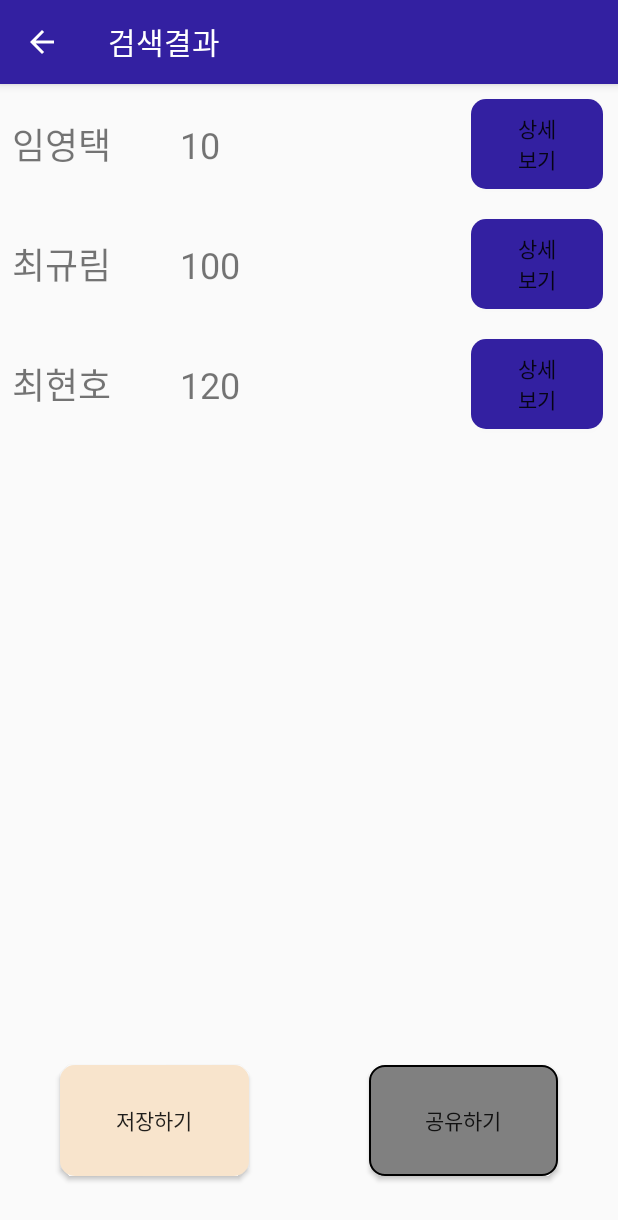
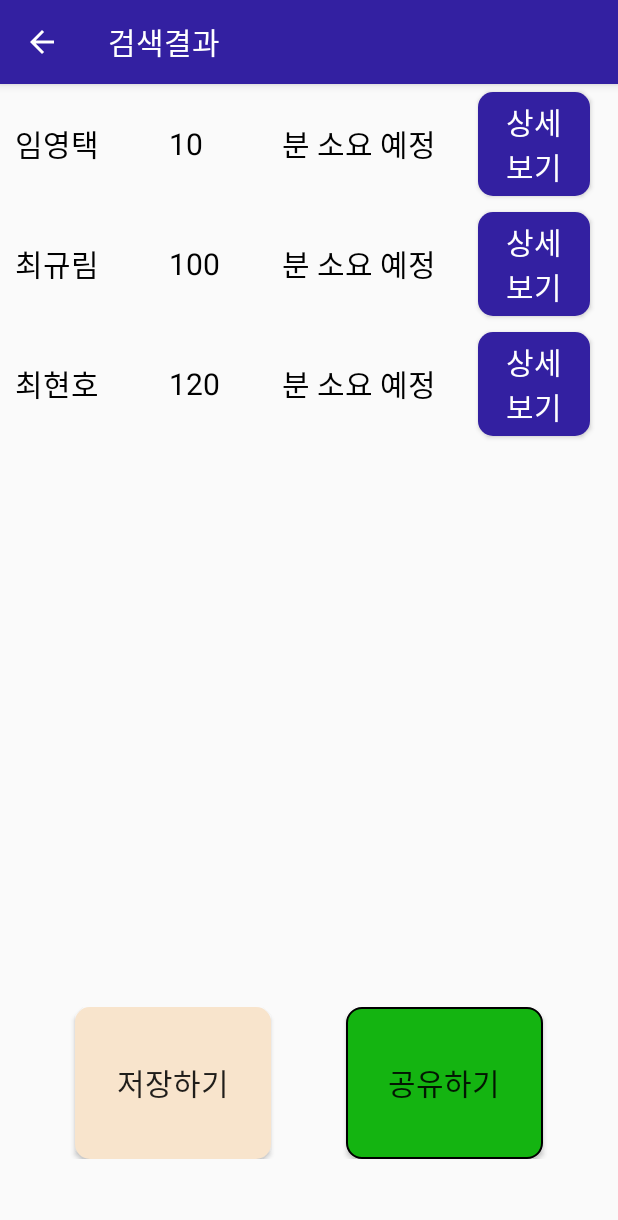
Before and after one commit to TEAM-MeetHere/MeetHere, an Android app: the ShowResult_2_7 screen opened directly, with no data from a screen before it, on a phone screen of 412 x 824 dp. Shown: the top 1220 px of the screen. Run offline under Robolectric (Android 15) with nearby library versions, the phone set to English and light mode, and no system bars.

Commit message:
결과 화면까지 (2_7)

```diff
--- a/app/src/main/res/layout/activity_show_result27.xml
+++ b/app/src/main/res/layout/activity_show_result27.xml
@@ -1,35 +1,28 @@
 <?xml version="1.0" encoding="utf-8"?>
-<LinearLayout  xmlns:android="http://schemas.android.com/apk/res/android"
+<LinearLayout xmlns:android="http://schemas.android.com/apk/res/android"
     xmlns:app="http://schemas.android.com/apk/res-auto"
     xmlns:tools="http://schemas.android.com/tools"
-    android:orientation="vertical"
     android:layout_width="match_parent"
     android:layout_height="match_parent"
-    tools:context=".ShowResult_2_7"
+    android:orientation="vertical"
     android:weightSum="10"
-    >
-
-    <ScrollView
-        android:layout_width="match_parent"
-        android:layout_height="0dp"
-        android:layout_weight="8">
-
-        <LinearLayout
-            android:layout_width="match_parent"
-            android:layout_height="wrap_content"
-            android:orientation="vertical">
+    tools:context=".ShowResult_2_7">
 
     <androidx.recyclerview.widget.RecyclerView
         android:id="@+id/recyclerViewResult"
         android:layout_width="match_parent"
         android:layout_height="wrap_content"
+        android:layout_weight="7"
         app:layout_constraintEnd_toEndOf="parent"
         app:layout_constraintStart_toStartOf="parent"
         app:layout_constraintTop_toTopOf="parent">
 
     </androidx.recyclerview.widget.RecyclerView>
-        </LinearLayout>
-    </ScrollView>
+
+    <Space
+        android:layout_width="match_parent"
+        android:layout_height="20dp"
+        android:layout_weight="0" />
 
     <LinearLayout
         android:layout_width="match_parent"
@@ -37,36 +30,41 @@
         android:layout_weight="2"
         android:orientation="horizontal">
 
+        <Space
+            android:layout_width="50dp"
+            android:layout_height="match_parent"
+            android:layout_weight="0" />
+
         <androidx.appcompat.widget.AppCompatButton
             android:id="@+id/buttonSave"
             android:layout_width="wrap_content"
             android:layout_height="match_parent"
             android:layout_gravity="center"
-            android:layout_marginStart="40dp"
-            android:layout_marginTop="40dp"
-            android:layout_marginEnd="40dp"
-            android:layout_marginBottom="40dp"
             android:layout_weight="1"
             android:background="@drawable/button_color_drawable2"
             android:text="저장하기"
-            app:layout_constraintStart_toStartOf="parent"
-            app:layout_constraintTop_toBottomOf="@+id/recyclerViewResult" />
+            android:textSize="20sp" />
+
+        <Space
+            android:layout_width="50dp"
+            android:layout_height="match_parent"
+            android:layout_weight="0" />
 
         <androidx.appcompat.widget.AppCompatButton
             android:id="@+id/buttonShare"
             android:layout_width="wrap_content"
             android:layout_height="match_parent"
             android:layout_gravity="center"
-            android:layout_marginStart="40dp"
-            android:layout_marginTop="40dp"
-            android:layout_marginEnd="40dp"
-            android:layout_marginBottom="40dp"
             android:layout_weight="1"
-            android:background="@drawable/button_color_drawable3"
+            android:background="@drawable/button_color_drawable4"
             android:text="공유하기"
-            app:layout_constraintEnd_toEndOf="parent"
-            app:layout_constraintTop_toBottomOf="@+id/recyclerViewResult" />
 
+            android:textSize="20sp" />
+
+        <Space
+            android:layout_width="50dp"
+            android:layout_height="match_parent"
+            android:layout_weight="0" />
 
     </LinearLayout>
 
--- a/app/src/main/res/layout/fragment_select_destination_sort_distance.xml
+++ b/app/src/main/res/layout/fragment_select_destination_sort_distance.xml
@@ -11,10 +11,5 @@
         android:layout_height="match_parent"
         android:text="sort_distance" />
 
-    <Button
-        android:id="@+id/buttonDestinationSelect2"
-        android:layout_width="wrap_content"
-        android:layout_height="wrap_content"
-        android:text="Button" />
 
 </FrameLayout>
--- a/app/src/main/res/layout/fragment_select_destination_sort_time.xml
+++ b/app/src/main/res/layout/fragment_select_destination_sort_time.xml
@@ -9,12 +9,6 @@
     <TextView
         android:layout_width="match_parent"
         android:layout_height="match_parent"
-        android:text="sort_distance" />
-
-    <Button
-        android:id="@+id/buttonDestinationSelect1"
-        android:layout_width="wrap_content"
-        android:layout_height="wrap_content"
-        android:text="Button" />
+        android:text="sort_time" />
 
 </FrameLayout>
--- a/app/src/main/res/layout/item_result.xml
+++ b/app/src/main/res/layout/item_result.xml
@@ -1,44 +1,54 @@
 <?xml version="1.0" encoding="utf-8"?>
-<androidx.constraintlayout.widget.ConstraintLayout xmlns:android="http://schemas.android.com/apk/res/android"
+<LinearLayout xmlns:android="http://schemas.android.com/apk/res/android"
     xmlns:app="http://schemas.android.com/apk/res-auto"
     xmlns:tools="http://schemas.android.com/tools"
     android:layout_width="match_parent"
-    android:layout_height="80dp">
+    android:layout_height="80dp"
+    android:orientation="horizontal"
+    android:weightSum="20">
 
     <TextView
         android:id="@+id/textViewName"
-        android:layout_width="80dp"
-        android:layout_height="wrap_content"
+        android:layout_width="0dp"
+        android:layout_height="match_parent"
+        android:layout_weight="5"
+        android:gravity="center_vertical"
+        android:padding="10dp"
         android:text="Name"
-        android:textSize="24sp"
-        android:paddingStart="8dp"
-        app:layout_constraintBottom_toBottomOf="parent"
-        app:layout_constraintStart_toStartOf="parent"
-        app:layout_constraintTop_toTopOf="parent" />
+        android:textColor="@color/black"
+        android:textSize="20sp"  />
 
     <TextView
         android:id="@+id/textViewTime"
         android:layout_width="0dp"
-        android:layout_height="wrap_content"
-        android:layout_marginStart="40dp"
+        android:layout_height="match_parent"
+        android:layout_marginStart="20dp"
+        android:layout_weight="3"
+        android:gravity="center_vertical"
         android:text="Time"
-        android:textSize="24sp"
-        app:layout_constraintBottom_toBottomOf="parent"
-        app:layout_constraintStart_toEndOf="@+id/textViewName"
-        app:layout_constraintTop_toTopOf="parent" />
+        android:textColor="@color/black"
+        android:textSize="20sp" />
+
+    <TextView
+        android:id="@+id/textViewTimeText"
+        android:layout_width="0dp"
+        android:layout_height="match_parent"
+        android:layout_marginStart="20dp"
+        android:layout_weight="7"
+        android:gravity="center_vertical"
+        android:text="분 소요 예정"
+        android:textColor="@color/black"
+        android:textSize="20sp" />
 
     <androidx.appcompat.widget.AppCompatButton
         android:id="@+id/btnDetail"
-        android:layout_width="wrap_content"
-        android:layout_height="0dp"
-        android:layout_marginTop="10dp"
-        android:layout_marginEnd="10dp"
-        android:layout_marginBottom="10dp"
-        android:layout_weight="1"
+        android:layout_width="0dp"
+        android:layout_height="match_parent"
+        android:layout_marginTop="5dp"
+        android:layout_marginBottom="5dp"
+        android:layout_weight="4"
         android:background="@drawable/button_color_drawable"
         android:text="상세\n보기"
-        app:layout_constraintBottom_toBottomOf="parent"
-        app:layout_constraintEnd_toEndOf="parent"
-        app:layout_constraintTop_toTopOf="parent" />
-
-</androidx.constraintlayout.widget.ConstraintLayout>
+        android:textColor="@color/white"
+        android:textSize="20sp" />
+</LinearLayout>
```
Lines whose indentation alone changed are shown as unchanged.
